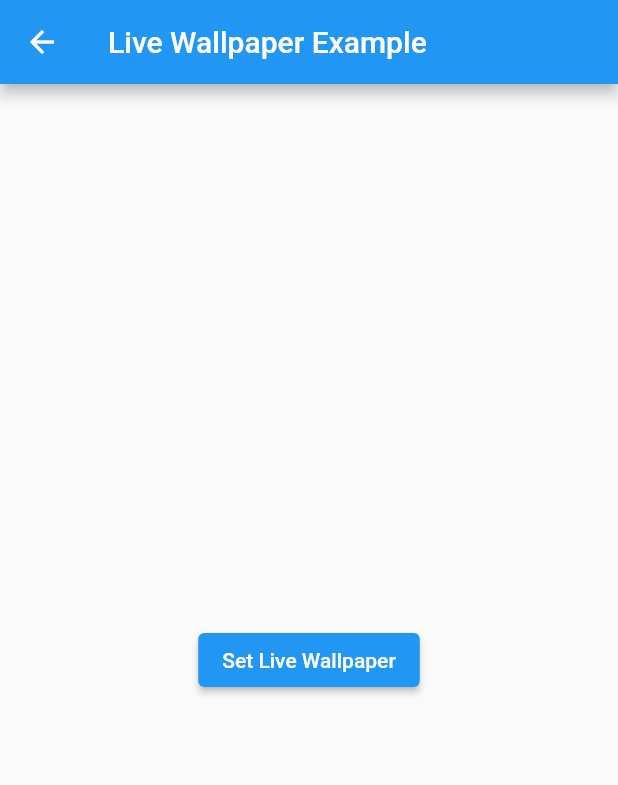
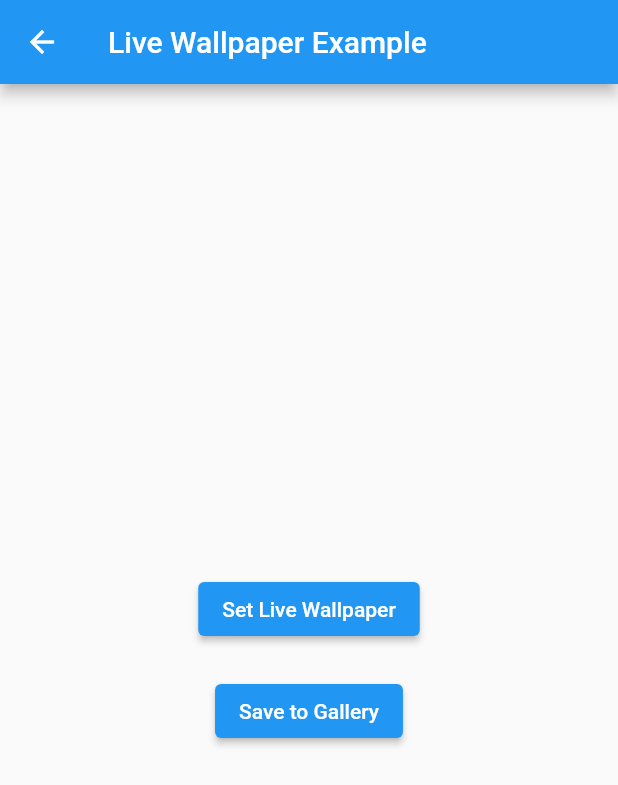
Before and after one commit to dgu-BOSSLE/flutter, a Flutter app: the PresetListScreen screen opened directly, after a tap on "Set Live Wallpaper", on a phone screen of 412 x 824 dp. Shown: the top 785 px of the screen. Run offline on Flutter 3.47's test engine with Material 2 defaults, Android fonts, the phone set to English and light mode, and no system bars; our stand-ins replace flutter_svg, fluttertoast, gallery_saver, google_fonts, image_picker, permission_handler and 1 more; missing offline and left inert: async_wallpaper, flutter_inappwebview, open_app_settings; accounts and stored records are empty.

Commit message:
feat: 동영상 갤러리에 저장 기능 구현 완료

```diff
--- a/lib/screens/preset_list.dart
+++ b/lib/screens/preset_list.dart
@@ -4,6 +4,7 @@ import 'package:async_wallpaper/async_wallpaper.dart';
 import 'package:flutter/services.dart';
 import 'package:path_provider/path_provider.dart';
 import 'package:permission_handler/permission_handler.dart';
+import 'package:gallery_saver/gallery_saver.dart';
 
 class PresetListScreen extends StatelessWidget {
   Future<String> copyAssetToExternalStorage(String assetPath, String fileName) async {
@@ -29,6 +30,20 @@ class PresetListScreen extends StatelessWidget {
     }
   }
 
+  Future<void> saveToGallery(BuildContext context) async {
+    final byteData = await rootBundle.load('assets/raw/cat.mp4');
+
+    final extDir = await getExternalStorageDirectory();
+    final file = await File('${extDir?.path}/cat.mp4').create(recursive: true);
+
+    await file.writeAsBytes(byteData.buffer.asUint8List(byteData.offsetInBytes, byteData.lengthInBytes));
+
+    GallerySaver.saveVideo(file.path).then((bool? success) {
+      String result = success == true ? "비디오 저장 성공!" : "비디오 저장 실패.";
+      ScaffoldMessenger.of(context).showSnackBar(SnackBar(content: Text(result)));
+    });
+  }
+
   @override
   Widget build(BuildContext context) {
     return Scaffold(
@@ -36,14 +51,17 @@ class PresetListScreen extends StatelessWidget {
         title: Text('Live Wallpaper Example'),
       ),
       body: Center(
-        child: ElevatedButton(
+        child: Column(
+          mainAxisAlignment: MainAxisAlignment.center,
+          children: [
+            ElevatedButton(
               onPressed: () async {
                 String result;
                 bool goToHome = true;
 
                 try {
                   await requestPermission();
-              String filePath = await copyAssetToExternalStorage('assets/cat.mp4', 'cat.mp4');
+                  String filePath = await copyAssetToExternalStorage('assets/raw/cat.mp4', 'cat.mp4');
 
                   result = await AsyncWallpaper.setLiveWallpaper(
                     filePath: filePath,
@@ -67,6 +85,15 @@ class PresetListScreen extends StatelessWidget {
               },
               child: Text('Set Live Wallpaper'),
             ),
+            SizedBox(height: 20),  // Adds some space between the buttons
+            ElevatedButton(
+              onPressed: () {
+                saveToGallery(context);
+              },
+              child: Text('Save to Gallery'),
+            ),
+          ],
+        ),
       ),
     );
   }
--- a/pubspec.yaml
+++ b/pubspec.yaml
@@ -48,6 +48,7 @@ dependencies:
     google_fonts: ^5.1.0
     async_wallpaper: ^2.0.3
     flutter_cache_manager: ^3.1.2
+    gallery_saver: ^2.3.2
 
 dev_dependencies:
     flutter_test:
@@ -80,7 +81,7 @@ flutter:
         - assets/splash.png
         - assets/icon/sun-clouds-rain.png
         - assets/Bossle3.png
-        - assets/cat.mp4
+        - assets/raw/cat.mp4
     #   - images/a_dot_ham.jpeg
 
     # An image asset can refer to one or more resolution-specific "variants", see
```
Also changed, not shown: pubspec.lock, 3 other files. Lines whose indentation alone changed are shown as unchanged.
